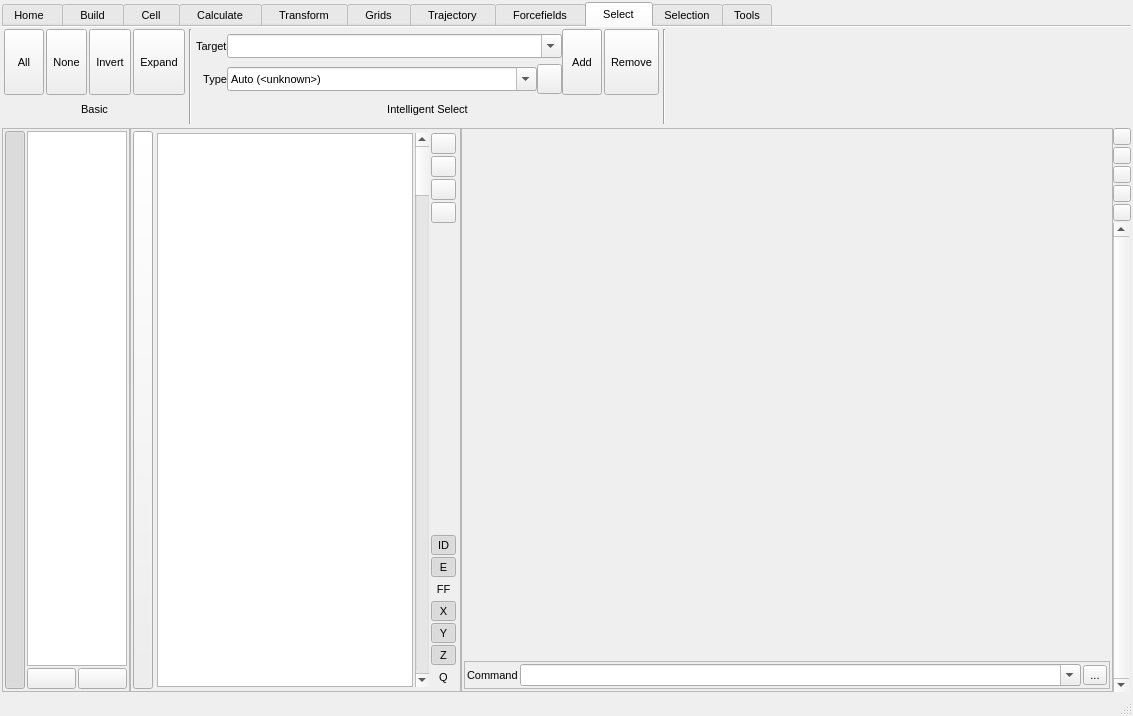
First picture: the form in src/gui/mainwindow.ui, repository trisyoungs/aten, before the edit.
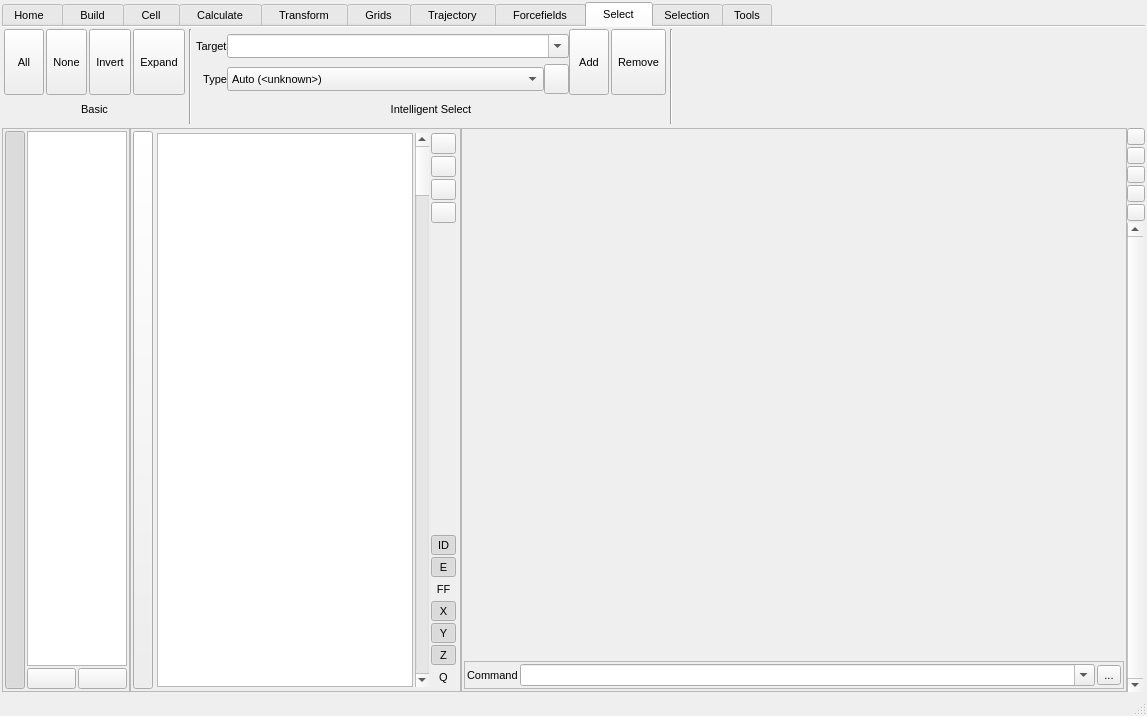
Second picture: the form after the edit. The open tabs and pages were chosen to show the change. Icons and pictures are not drawn. Custom widgets are drawn as their Qt base class.

Patch:
```diff
--- a/src/gui/mainwindow.ui
+++ b/src/gui/mainwindow.ui
@@ -7,7 +7,7 @@
    <rect>
     <x>0</x>
     <y>0</y>
-    <width>1133</width>
+    <width>1147</width>
     <height>716</height>
    </rect>
   </property>
@@ -8930,7 +8930,7 @@
              <string>Specify elements or atom IDs (e.g. C, He-Ar, or 1-10). Use '+' to indicate 'up to' or 'and after' (e.g. +N, 100+)</string>
             </property>
             <property name="editable">
-             <bool>true</bool>
+             <bool>false</bool>
             </property>
             <item>
              <property name="text">
```
Left out of the diff: 5 changed lines with no effect on the pictures.
